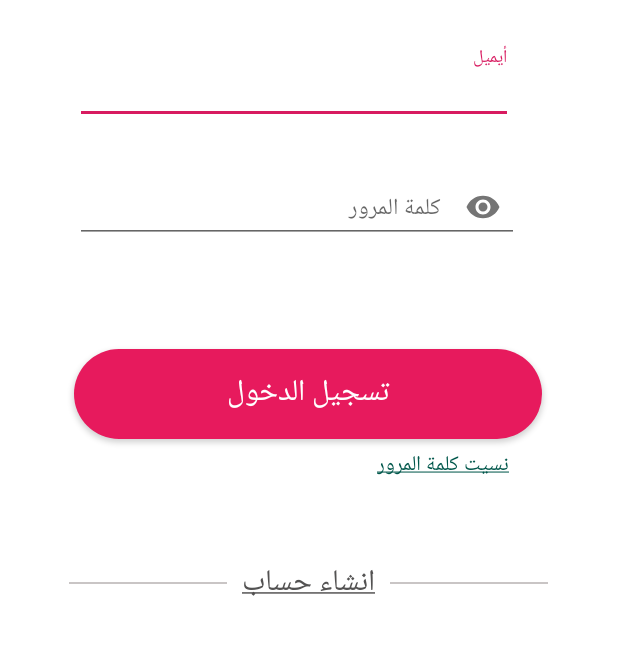
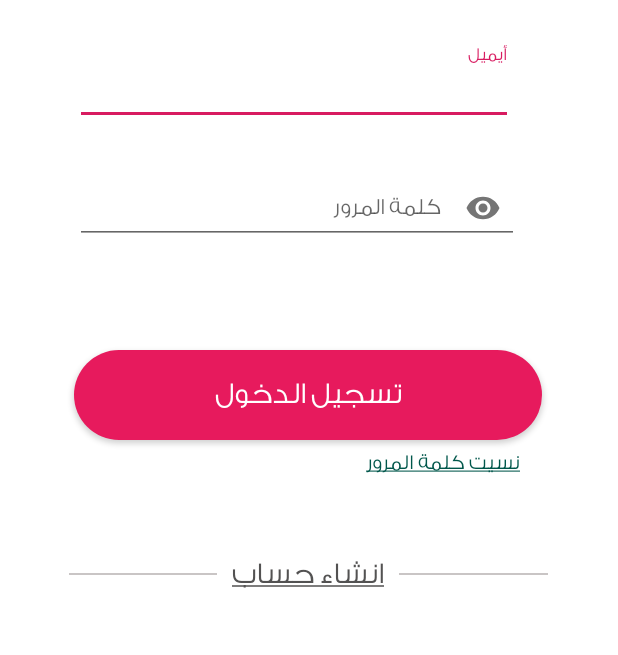
Before and after one commit to RahafAlq/SaleemApp, an Android app: the screen it shows after launch (loginn), on a phone screen of 412 x 824 dp, the part 347-1002 px from its top. Run offline under Robolectric (Android 15) with nearby library versions, the phone set to English and light mode, and no system bars; our stand-ins replace Firebase (no records; nobody signed in at launch, a user with empty details on screens opened directly); Roboto replaces fonts that are not available here.

Commit message:
Feat: changing the font

```diff
--- a/Saleem/app/src/main/AndroidManifest.xml
+++ b/Saleem/app/src/main/AndroidManifest.xml
@@ -6,6 +6,7 @@
     <uses-permission android:name="android.permission.INTERNET" />
 
     <application
+        android:name=".font.CustomFontApp"
         android:allowBackup="true"
         android:icon="@drawable/ic_splash"
         android:label="@string/app_name"
--- /dev/null
+++ b/Saleem/app/src/main/java/sa/ksu/gpa/saleem/font/CustomFontApp.kt
@@ -0,0 +1,13 @@
+package sa.ksu.gpa.saleem.font
+
+import android.app.Application
+
+
+class CustomFontApp : Application() {
+    override fun onCreate() {
+        super.onCreate()
+        FontsOverride.setDefaultFont(this, "DEFAULT", "fonts/ArbFONTS-GE-SS-Two-Light_28.otf")
+        FontsOverride.setDefaultFont(this, "MONOSPACE", "fonts/ArbFONTS-GE-SS-Two-Light_28.otf")
+        FontsOverride.setDefaultFont(this, "SERIF", "fonts/ArbFONTS-GE_SS_Two_Light-1.otf")
+    } //onCreate
+} //end class
--- /dev/null
+++ b/Saleem/app/src/main/java/sa/ksu/gpa/saleem/font/FontsOverride.kt
@@ -0,0 +1,27 @@
+package sa.ksu.gpa.saleem.font
+
+import android.content.Context
+import android.graphics.Typeface
+
+object FontsOverride {
+    fun setDefaultFont(context: Context,
+                       staticTypefaceFieldName: String?, fontAssetName: String?) {
+        val regular = Typeface.createFromAsset(context.assets,
+                fontAssetName)
+        replaceFont(staticTypefaceFieldName, regular)
+    }
+
+    internal fun replaceFont(staticTypefaceFieldName: String?,
+                             newTypeface: Typeface?) {
+        try {
+            val staticField = Typeface::class.java
+                    .getDeclaredField(staticTypefaceFieldName!!)
+            staticField.isAccessible = true
+            staticField[null] = newTypeface
+        } catch (e: NoSuchFieldException) {
+            e.printStackTrace()
+        } catch (e: IllegalAccessException) {
+            e.printStackTrace()
+        }
+    }
+}
--- a/Saleem/app/src/main/res/values/styles.xml
+++ b/Saleem/app/src/main/res/values/styles.xml
@@ -6,6 +6,9 @@
         <item name="colorPrimary">@color/colorPrimary</item>
         <item name="colorPrimaryDark">@color/colorPrimaryDark</item>
         <item name="colorAccent">@color/colorAccent</item>
+        <item name="android:typeface">monospace</item>
+
+
     </style>
 
     <style name="splashTheme" parent="Theme.AppCompat.Light.NoActionBar">
@@ -14,6 +17,8 @@
     <style name="AppTheme.NoActionBar">
         <item name="windowActionBar">false</item>
         <item name="windowNoTitle">true</item>
+        <item name="android:typeface">monospace</item>
+
     </style>
 
     <style name="AppTheme.AppBarOverlay" parent="ThemeOverlay.AppCompat.Dark.ActionBar" />
```
Also changed, not shown: Saleem/app/src/main/assets/fonts/ArbFONTS-GE-SS-Two-Light_28.otf (added), Saleem/app/src/main/assets/fonts/ArbFONTS-GE_SS_Two_Light-1.otf (added), Saleem/app/src/main/assets/fonts/ArbFONTS-GE_SS_Two_Light.otf (added), Saleem/app/src/main/assets/fonts/LHLamarPro-Regular.otf (added), 1 other file.
